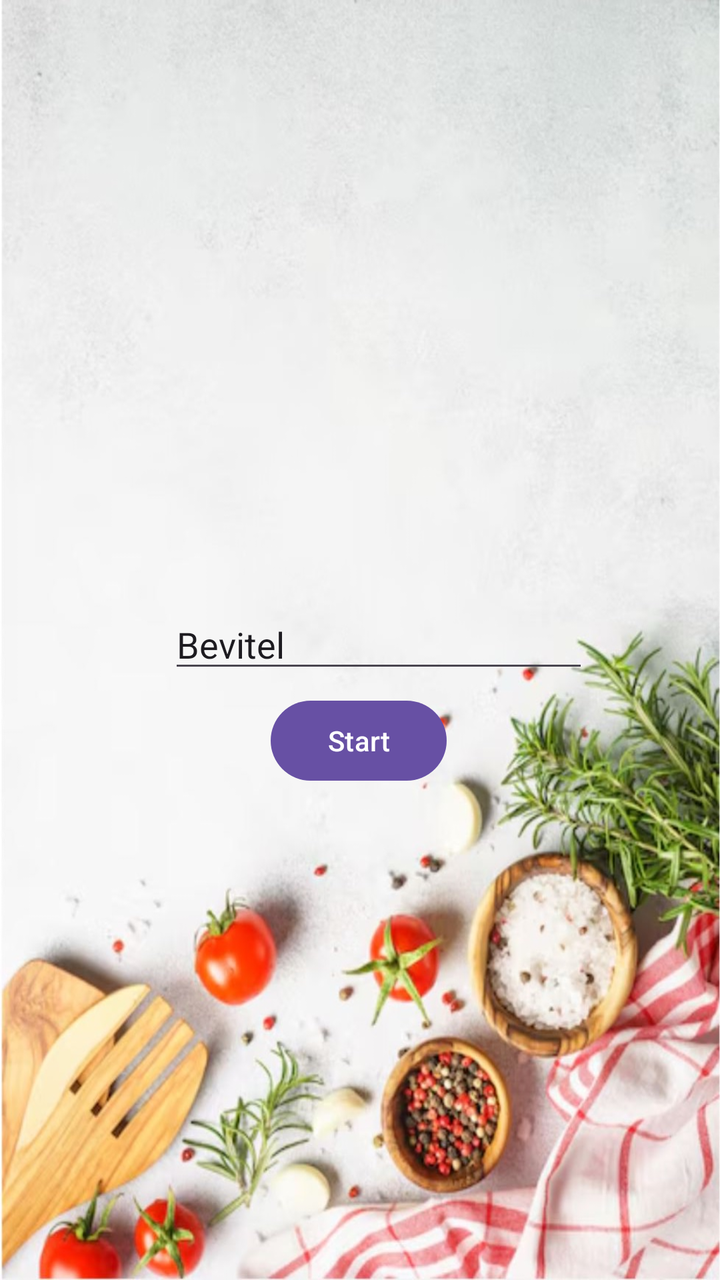
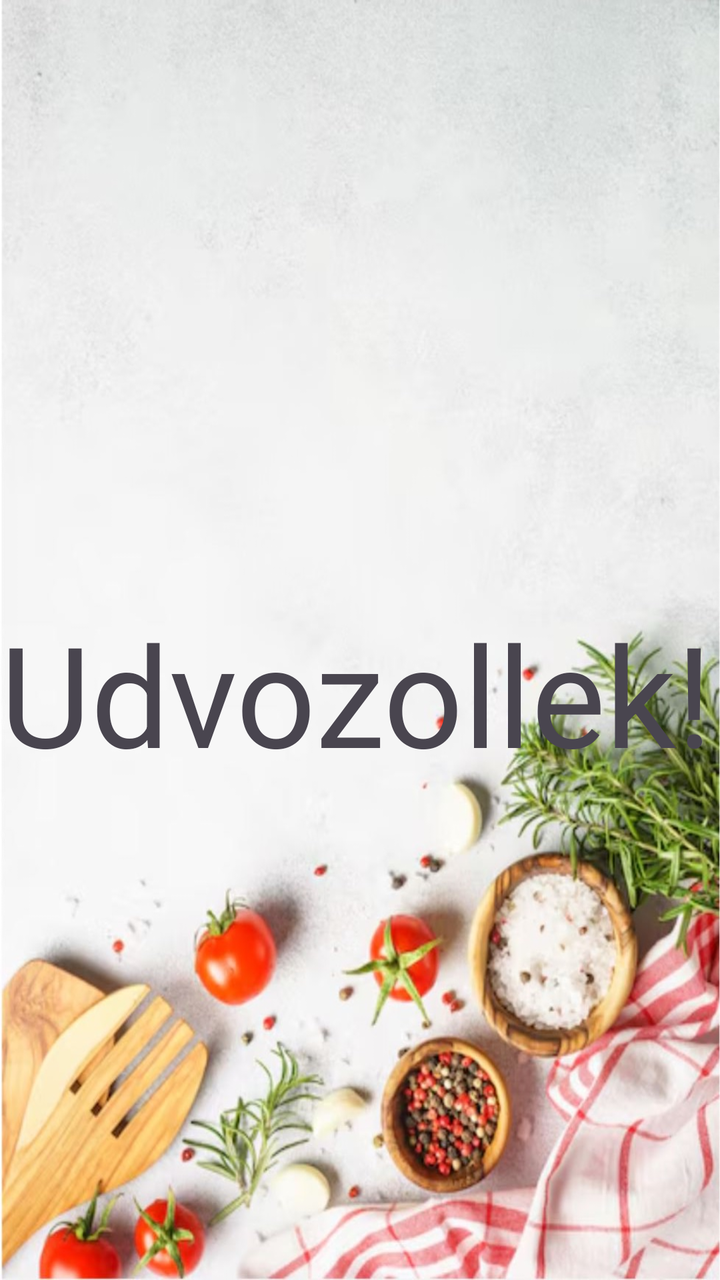

An Android layout rendered at two revisions. The XML below is the earlier revision; the diff shows what the commit changed to produce the second picture.
<!-- AndroidManifest.xml: application theme Theme.RecipesApp -->
<!-- res/layout/activity_splash_screen.xml -->
<?xml version="1.0" encoding="utf-8"?>
<androidx.constraintlayout.widget.ConstraintLayout xmlns:android="http://schemas.android.com/apk/res/android"
    xmlns:app="http://schemas.android.com/apk/res-auto"
    xmlns:tools="http://schemas.android.com/tools"
    android:id="@+id/main"
    android:background="@mipmap/recipe_bg"
    android:layout_width="match_parent"
    android:layout_height="match_parent"
    tools:context=".activities.SplashScreenActivity">

    

    <Button
        android:id="@+id/startButton"
        android:layout_width="wrap_content"
        android:layout_height="wrap_content"
        android:text="Start"
        app:layout_constraintBottom_toBottomOf="parent"
        app:layout_constraintEnd_toEndOf="parent"
        app:layout_constraintHorizontal_bias="0.498"
        app:layout_constraintStart_toStartOf="parent"
        app:layout_constraintTop_toTopOf="parent"
        app:layout_constraintVertical_bias="0.585" />

    <EditText
        android:id="@+id/textView"
        android:layout_width="wrap_content"
        android:layout_height="wrap_content"
        android:layout_marginTop="300dp"
        android:ems="10"
        android:inputType="text"

        android:text="@string/name"
        app:layout_constraintBottom_toBottomOf="parent"
        app:layout_constraintEnd_toEndOf="parent"
        app:layout_constraintHorizontal_bias="0.562"
        app:layout_constraintStart_toStartOf="parent"
        app:layout_constraintTop_toTopOf="parent"
        app:layout_constraintVertical_bias="0.0" />


</androidx.constraintlayout.widget.ConstraintLayout>
<!-- resources referenced by this layout -->
<resources>
  <!-- mipmap recipe_bg: jpg bitmap (mipmap-hdpi, 219934 bytes) -->
  <string name="name">Bevitel</string>
  <style name="Theme.RecipesApp" parent="Base.Theme.RecipesApp" />
  <style name="Base.Theme.RecipesApp" parent="Theme.Material3.DayNight.NoActionBar">
          
          
      </style>
</resources>

<!-- the commit's change to res/layout/activity_splash_screen.xml (unified diff, before → after) -->
@@ -10,33 +10,23 @@
 
     
 
-    <Button
-        android:id="@+id/startButton"
-        android:layout_width="wrap_content"
-        android:layout_height="wrap_content"
-        android:text="Start"
-        app:layout_constraintBottom_toBottomOf="parent"
-        app:layout_constraintEnd_toEndOf="parent"
-        app:layout_constraintHorizontal_bias="0.498"
-        app:layout_constraintStart_toStartOf="parent"
-        app:layout_constraintTop_toTopOf="parent"
-        app:layout_constraintVertical_bias="0.585" />
 
-    <EditText
+    <TextView
         android:id="@+id/textView"
         android:layout_width="wrap_content"
         android:layout_height="wrap_content"
         android:layout_marginTop="300dp"
         android:ems="10"
-        android:inputType="text"
-
-        android:text="@string/name"
+        android:text="@string/Welcome"
+        android:textSize="70dp"
         app:layout_constraintBottom_toBottomOf="parent"
         app:layout_constraintEnd_toEndOf="parent"
-        app:layout_constraintHorizontal_bias="0.562"
+        app:layout_constraintHorizontal_bias="0.0"
         app:layout_constraintStart_toStartOf="parent"
         app:layout_constraintTop_toTopOf="parent"
-        app:layout_constraintVertical_bias="0.0" />
+        app:layout_constraintVertical_bias="0.0"
+
+        />
 
 
 </androidx.constraintlayout.widget.ConstraintLayout>
<!-- resource entries referenced after the edit -->
@@ -1,7 +1,7 @@
 <!-- resources referenced by this layout -->
 <resources>
   <!-- mipmap recipe_bg: jpg bitmap (mipmap-hdpi, 219934 bytes) -->
-  <string name="name">Bevitel</string>
+  <string name="Welcome">Udvozollek!</string>
   <style name="Theme.RecipesApp" parent="Base.Theme.RecipesApp" />
   <style name="Base.Theme.RecipesApp" parent="Theme.Material3.DayNight.NoActionBar">
           
